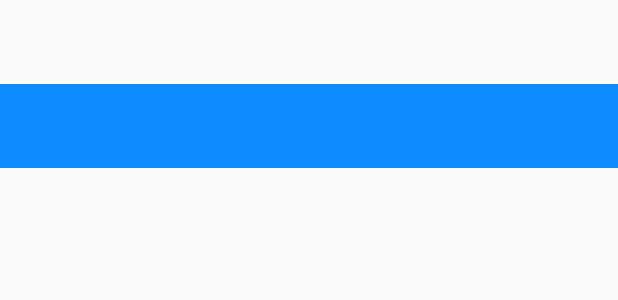
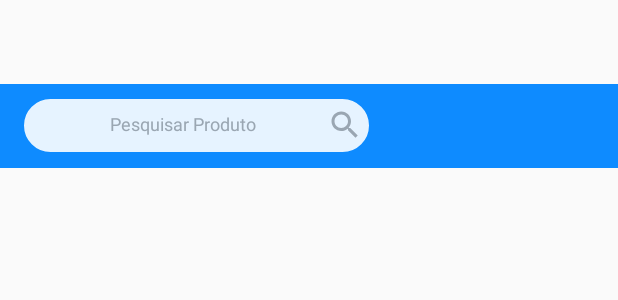
Before and after one commit to michellymenezes/pechincha, an Android app: the layout activity_main.xml on its own in the app's theme, with its tools: preview values and no code run, on a phone screen of 412 x 824 dp. Shown: the top 300 px of the screen. Run offline under Robolectric (Android 15) with nearby library versions, the phone set to English and light mode, and no system bars.

Commit message:
Modificando visibilidade de icones

```diff
--- a/app/src/main/res/layout/activity_main.xml
+++ b/app/src/main/res/layout/activity_main.xml
@@ -37,7 +37,7 @@
                 android:paddingLeft="5dp"
                 android:layout_height="35dp"
                 android:id="@+id/search_bar_container"
-                android:visibility="gone">
+                android:visibility="visible">
 
                 <EditText
                     android:id="@+id/search_bar"
--- a/app/src/main/res/layout/category_item.xml
+++ b/app/src/main/res/layout/category_item.xml
@@ -19,6 +19,6 @@
         android:paddingRight="5dp"
         android:paddingLeft="5dp"
         android:background="@drawable/rounded_bg_category"
-        android:visibility="gone"/>
+        android:visibility="visible"/>
 
 </LinearLayout>
```
Also changed, not shown: app/src/main/res/layout/fragment_main.xml (+2 -6 lines).
